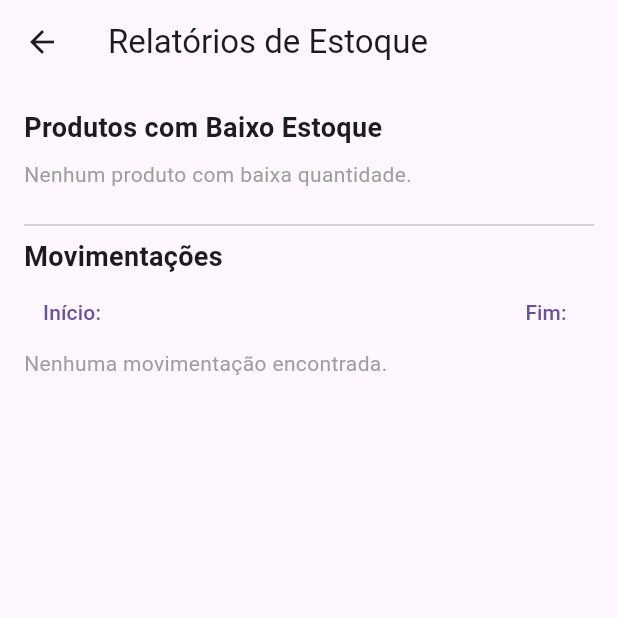
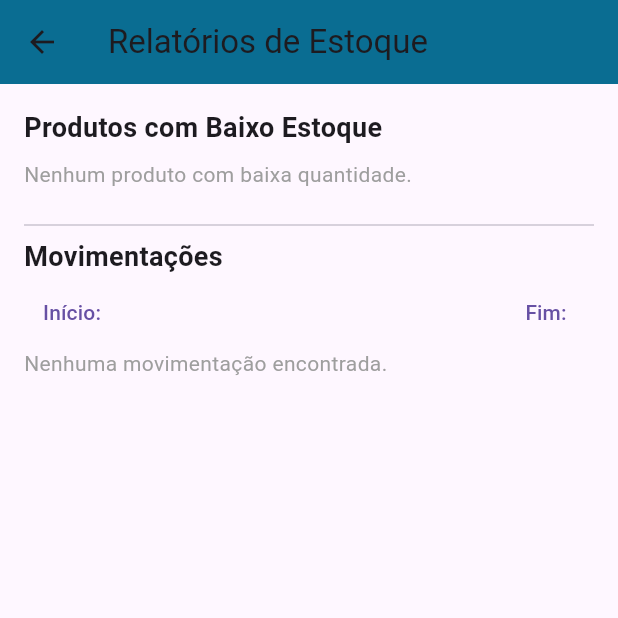
Before and after one commit to RafaelVier/GerenciamentoEstoque, a Flutter app: the TelaRelatorios screen opened directly, on a phone screen of 412 x 824 dp, the top half of it. Run offline on Flutter 3.47's test engine with Material 3 defaults, Android fonts, the phone set to English and light mode, and no system bars; our stand-ins replace flutter_dotenv, shared_preferences, supabase_flutter; accounts and stored records are empty.

Commit message:
ajuste appBar

```diff
--- a/estoque/lib/telas/telaInicial/tela_categoria.dart
+++ b/estoque/lib/telas/telaInicial/tela_categoria.dart
@@ -88,7 +88,10 @@ class _TelaCategoriasState extends State<TelaCategorias> {
   @override
   Widget build(BuildContext context) {
     return Scaffold(
-      appBar: AppBar(title: const Text('Categorias')),
+      appBar: AppBar(
+        title: const Text('Categorias'),
+        backgroundColor: const Color(0xFF0A6D92),
+      ),
       body: categorias.isEmpty
           ? const Center(child: Text('Não há nenhuma categoria cadastrada.'))
           : ListView.builder(
--- a/estoque/lib/telas/telaInicial/tela_fornecedores.dart
+++ b/estoque/lib/telas/telaInicial/tela_fornecedores.dart
@@ -110,7 +110,10 @@ class _TelaFornecedoresState extends State<TelaFornecedores> {
   @override
   Widget build(BuildContext context) {
     return Scaffold(
-      appBar: AppBar(title: const Text('Fornecedores')),
+      appBar: AppBar(
+        title: const Text('Fornecedores'),
+        backgroundColor: const Color(0xFF0A6D92),
+      ),
       body: fornecedores.isEmpty
           ? const Center(child: Text('Não há nenhuma fornecedor cadastrado.'))
           : ListView.builder(
--- a/estoque/lib/telas/telaInicial/tela_inicial.dart
+++ b/estoque/lib/telas/telaInicial/tela_inicial.dart
@@ -71,8 +71,8 @@ class TelaInicial extends StatelessWidget {
                     _menuItem(Icons.inventory, "Gerenciar Estoque", context, const TelaProdutos()),
                     _menuItem(Icons.currency_exchange, "Movimentação", context, const TelaMovimentacao()),
                     _menuItem(Icons.supervisor_account, "Fornecedores", context, const TelaFornecedores()),
+                    _menuItem(Icons.category, "Categorias", context, const TelaCategorias()),
                     _menuItem(Icons.bar_chart, "Relatórios", context, const TelaRelatorios()),
-                    _menuItem(Icons.category, "Categorias", context, const TelaCategorias()),
                     _menuItem(Icons.exit_to_app, "Sair", context, null, isExit: true),
                   ],
                 ),
--- a/estoque/lib/telas/telaInicial/tela_movimentacao.dart
+++ b/estoque/lib/telas/telaInicial/tela_movimentacao.dart
@@ -34,7 +34,10 @@ class _TelaMovimentacaoState extends State<TelaMovimentacao> {
   @override
   Widget build(BuildContext context) {
     return Scaffold(
-      appBar: AppBar(title: const Text("Movimentações de Estoque")),
+      appBar: AppBar(
+        title: const Text("Movimentações de Estoque"),
+        backgroundColor: const Color(0xFF0A6D92),
+      ),
       body: isLoading
           ? const Center(child: CircularProgressIndicator())
           : movimentacoes.isEmpty
--- a/estoque/lib/telas/telaInicial/tela_produtos.dart
+++ b/estoque/lib/telas/telaInicial/tela_produtos.dart
@@ -101,7 +101,6 @@ class _TelaProdutosState extends State<TelaProdutos> {
             ElevatedButton(
               onPressed: () async {
                 try {
-                //int funcionarioId = 2;
 
                 if (produto == null) {
                   final response = await supabase.from('tb_produto').insert({
@@ -219,7 +218,10 @@ class _TelaProdutosState extends State<TelaProdutos> {
   Widget build(BuildContext context) {
     produtos.sort((a, b) => (b['quantidadeEstoque'] as int).compareTo(a['quantidadeEstoque'] as int));
     return Scaffold(
-      appBar: AppBar(title: const Text('Gerenciar Produtos')),
+      appBar: AppBar(
+        title: const Text('Gerenciar Produtos'),
+        backgroundColor: const Color(0xFF0A6D92)
+      ),
       body: produtos.isEmpty
           ? const Center(child: Text('Nenhum produto cadastrado'))
           : ListView.builder(
--- a/estoque/lib/telas/telaInicial/tela_relatorios.dart
+++ b/estoque/lib/telas/telaInicial/tela_relatorios.dart
@@ -89,7 +89,10 @@ class _TelaRelatoriosState extends State<TelaRelatorios> {
   @override
   Widget build(BuildContext context) {
     return Scaffold(
-      appBar: AppBar(title: const Text('Relatórios de Estoque')),
+      appBar: AppBar(
+          title: const Text('Relatórios de Estoque'),
+        backgroundColor: const Color(0xFF0A6D92),
+      ),
       body: SingleChildScrollView(
         padding: const EdgeInsets.all(16.0),
         child: Column(
```
